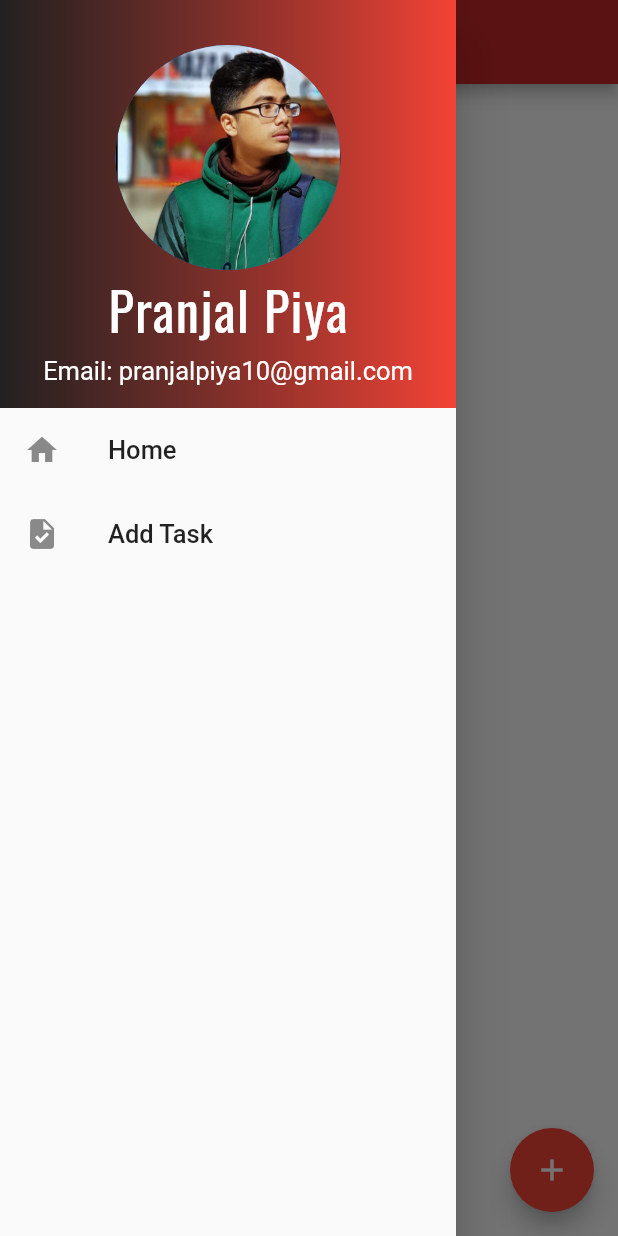
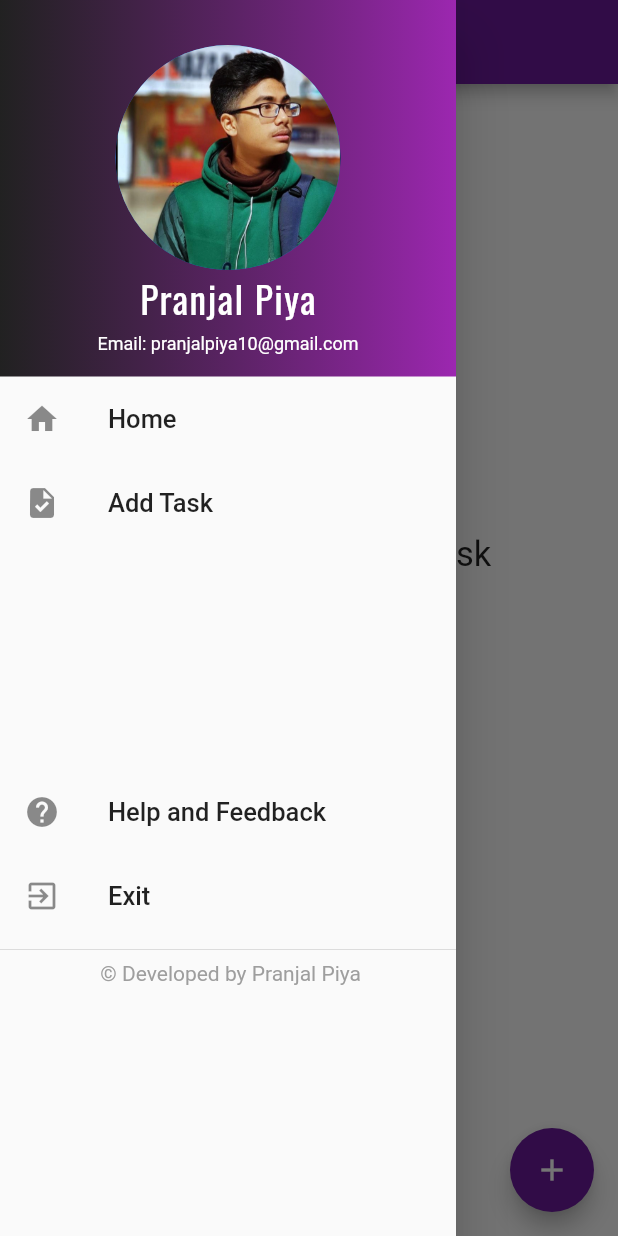
Before and after one commit to PranjalPiya/todo_application_official, a Flutter app: the screen it shows after launch, with the side drawer open, on a phone screen of 412 x 824 dp. Run offline on Flutter 3.47's test engine with Material 2 defaults, Android fonts, the phone set to English and light mode, and no system bars; our stand-ins replace flutter_slidable, google_fonts, moor, moor_flutter; generated files the repository leaves out were written again; Roboto replaces fonts that are missing (Courgette).

Commit message:
todo update-2

```diff
--- a/lib/screen/todo_homepage.dart
+++ b/lib/screen/todo_homepage.dart
@@ -1,4 +1,6 @@
+import 'package:flutter/cupertino.dart';
 import 'package:flutter/material.dart';
+import 'package:flutter/services.dart';
 import 'package:flutter_slidable/flutter_slidable.dart';
 import 'package:google_fonts/google_fonts.dart';
 import 'package:todo_application_official/database/database.dart';
@@ -6,14 +8,8 @@ import 'package:todo_application_official/main.dart';
 import 'package:todo_application_official/screen/todo_addpage.dart';
 
 class Homepage extends StatefulWidget {
-  // final titleHolder;
-  // final descriptionHolder;
+  // bool isEdit = false;
 
-  // Homepage({
-  //   Key? key,
-  //   this.titleHolder,
-  //   this.descriptionHolder,
-  // }) : super(key: key);
   @override
   _HomepageState createState() {
     return new _HomepageState();
@@ -25,34 +21,48 @@ class _HomepageState extends State<Homepage> {
 
   @override
   void initState() {
+    //call method
     watch = appDatabase!.watchAllTask();
     super.initState();
   }
 
+  // int get taskcount{
+  //   return
+  // }
   @override
   Widget build(BuildContext context) {
     return Scaffold(
       appBar: AppBar(
-        backgroundColor: Colors.red[800],
-        title: Padding(
-          padding: const EdgeInsets.only(left: 70, right: 0),
-          child: Text(
+        centerTitle: true,
+        backgroundColor: Colors.purple[800],
+        title: Text(
           'Todo',
           style: GoogleFonts.pacifico(fontSize: 35),
         ),
       ),
-      ),
-
+      // -----------------------------Main Body part covered with single child scroll widget so that when scrolled everying will scroll------------------
       body: SingleChildScrollView(
         child: Column(
           children: [
+            // Text(''),
             StreamBuilder<List<Task>>(
               initialData: [],
               stream: watch,
               builder: (context, snapshot) {
                 if (snapshot.data!.length == 0) {
-                  return Text(
-                    '',
+                  return Center(
+                    child: Padding(
+                      padding: const EdgeInsets.symmetric(
+                          vertical: 300, horizontal: 0),
+                      child: Container(
+                        child: Text(
+                          'You don\'t have any Task',
+                          style: TextStyle(
+                            fontSize: 23,
+                          ),
+                        ),
+                      ),
+                    ),
                   );
                 }
                 if (snapshot.hasData) {
@@ -62,28 +72,56 @@ class _HomepageState extends State<Homepage> {
                     padding: const EdgeInsets.all(10),
                     children: snapshot.data!.map((e) {
                       return Padding(
-                        padding: const EdgeInsets.all(7.0),
+                        padding: const EdgeInsets.all(10.0),
                         //-------------Added Slidable feature from which we can edit and delete the items.
                         child: Slidable(
                           actionPane: SlidableDrawerActionPane(),
                           actionExtentRatio: 0.25,
                           child: Container(
                             decoration: BoxDecoration(
-                              color: Colors.red[50],
+                              color: Colors.white,
                               borderRadius: BorderRadius.circular(10),
+                              //Giving box shadow
+                              boxShadow: [
+                                BoxShadow(
+                                  color: Colors.grey.withOpacity(0.8),
+                                  spreadRadius: 3,
+                                  blurRadius: 7,
+                                  offset: Offset(
+                                      0, 3), // changes position of shadow
+                                ),
+                              ],
                             ),
                             child: ListTile(
                               // Listtile starts from here
                               title: Text(
-                                e.title,
+                                e.title, // e.title is the title shown in the home page
                                 style: TextStyle(
                                   fontSize: 20,
                                 ),
                               ),
-                              subtitle: Text(e.description,
+                              subtitle: Text(
+                                  e.description, //e.description is the description shown in the homepage.
                                   style: GoogleFonts.roboto(
                                     fontSize: 15,
                                   )),
+                              trailing: IconButton(
+                                onPressed: () {
+                                  print(e);
+                                  // appDatabase!.updateTask(e);
+                                  Navigator.push(
+                                    context,
+                                    MaterialPageRoute(
+                                      builder: (context) => Addpage(
+                                        task: e,
+                                        type: 's',
+                                      ),
+                                    ),
+                                  );
+                                },
+                                icon: Icon(Icons.edit),
+                                color: Colors.green,
+                              ),
                             ),
                           ),
                           //Action- back slidable delete
@@ -95,32 +133,33 @@ class _HomepageState extends State<Homepage> {
                                 // color: Colors.red,
                                 icon: Icons.delete,
                                 onTap: () {
-                                  appDatabase!.deleteTasks(e);
+                                  appDatabase!
+                                      .deleteTask(e.id); //delete the task
                                 },
                                 foregroundColor: Colors.red,
                               ),
                             ),
                           ],
                           //Action- front slidable update
-                          actions: [
-                            Padding(
-                              padding: const EdgeInsets.all(12.0),
-                              child: IconSlideAction(
-                                caption: 'Update',
-                                color: Colors.green,
-                                icon: Icons.edit,
-                                foregroundColor: Colors.white,
-                                onTap: () {
-                                  appDatabase!.updateTask(e);
-                                  Navigator.push(
-                                    context,
-                                    MaterialPageRoute(
-                                        builder: (context) => Addpage()),
-                                  );
-                                },
-                              ),
-                            ),
-                          ],
+                          // actions: [
+                          //   Padding(
+                          //     padding: const EdgeInsets.all(12.0),
+                          //     child: IconSlideAction(
+                          //       caption: 'Update',
+                          //       // color: Colors.green,
+                          //       icon: Icons.edit,
+                          //       foregroundColor: Colors.green,
+                          //       onTap: () {
+                          //         appDatabase!.updateTask(e);
+                          //         Navigator.push(
+                          //           context,
+                          //           MaterialPageRoute(
+                          //               builder: (context) => Addpage()),
+                          //         );
+                          //       },
+                          //     ),
+                          //   ),
+                          // ],
                         ),
                       );
                     }).toList(),
@@ -138,10 +177,12 @@ class _HomepageState extends State<Homepage> {
           children: [
             Container(
               decoration: BoxDecoration(
-                gradient: LinearGradient(colors: [Colors.black87, Colors.red]),
+                gradient:
+                    LinearGradient(colors: [Colors.black87, Colors.purple]),
               ),
               child: Column(
                 mainAxisAlignment: MainAxisAlignment.center,
+                // mainAxisSize: MainAxisSize.max,
                 children: [
                   Container(
                     child: Padding(
@@ -155,37 +196,25 @@ class _HomepageState extends State<Homepage> {
                   Text(
                     'Pranjal Piya',
                     style: GoogleFonts.oswald(
-                      fontSize: 35.0,
+                      fontSize: 25.0,
                       color: Colors.white,
                       letterSpacing: 1.0,
                     ),
-                    // TextStyle(
-
-                    //   fontFamily: 'Oswald',
-                    //   fontSize: 35.0,
-                    //   color: Colors.white,
-                    //   letterSpacing: 1.0,
-                    // ),
                   ),
                   SizedBox(
                     height: 5,
                   ),
                   Text('Email: pranjalpiya10@gmail.com',
                       style: GoogleFonts.courgette(
-                          fontSize: 17.0, color: Colors.white)
-                      // TextStyle(
-                      //   fontSize: 20.0,
-                      //   fontFamily: 'Courgette',
-                      //   color: Colors.white,
-                      // ),
-                      ),
+                          fontSize: 12.0, color: Colors.white)),
                   SizedBox(
                     height: 15.0,
-                  )
+                  ),
                 ],
               ),
             ),
-            ListTile(
+            Container(
+              child: ListTile(
                 leading: Icon(Icons.home),
                 title: Text(
                   'Home',
@@ -198,7 +227,9 @@ class _HomepageState extends State<Homepage> {
                   Navigator.of(context).pop();
                 },
               ),
-            ListTile(
+            ),
+            Container(
+              child: ListTile(
                 leading: Icon(Icons.task),
                 title: Text(
                   'Add Task',
@@ -217,41 +248,78 @@ class _HomepageState extends State<Homepage> {
                   );
                 },
               ),
+            ),
             SizedBox(
-              height: 30.0,
+              height: 150,
             ),
-            // ListTile(
-            //   leading: Icon(Icons.settings),
-            //   title: Text(
-            //     'Setting',
-            //     style: TextStyle(
-            //       fontSize: 17.0,
-            //     ),
-            //   ),
-            //   onTap: () {
-            //     Navigator.of(context).pop();
-            //   },
-            // ),
-            // ListTile(
-            //   leading: Icon(Icons.logout_outlined),
-            //   title: Text(
-            //     'Logout',
-            //     style: TextStyle(
-            //       fontSize: 17.0,
-            //     ),
-            //   ),
-            //   onTap: () {
-            //     Navigator.of(context).pop();
-            //   },
-            // ),
+            Container(
+              child: ListTile(
+                title: Text(
+                  'Help and Feedback',
+                  style: TextStyle(
+                    fontSize: 17.0,
+                  ),
+                ),
+                leading: Icon(Icons.help),
+              ),
+            ),
+            Container(
+              child: ListTile(
+                leading: Icon(Icons.exit_to_app),
+                title: Text(
+                  'Exit',
+                  style: TextStyle(
+                    fontSize: 17.0,
+                  ),
+                ),
+                onTap: () {
+                  // SystemNavigator.pop();  // thos line of code just exits the whole app.
+                  showDialog(
+                    context: context,
+                    builder: (BuildContext context) {
+                      return Expanded(
+                        child: AlertDialog(
+                          title: Text('Do you really wanna Exit ?'),
+                          actions: [
+                            FlatButton(
+                              onPressed: () {
+                                Navigator.pop(context);
+                              },
+                              child: Text('No'),
+                            ),
+                            FlatButton(
+                              onPressed: () {
+                                SystemNavigator.pop();
+                              },
+                              child: Text('Yes'),
+                            ),
+                          ],
+                        ),
+                      );
+                    },
+                  );
+                },
+              ),
+            ),
+            Divider(),
+            Align(
+              alignment: FractionalOffset.bottomCenter,
+              child: Text(
+                ' \u00a9 Developed by Pranjal Piya',
+                style: TextStyle(color: Colors.grey),
+              ),
+            ),
           ],
         ),
       ),
 
       //floating action button
       floatingActionButton: FloatingActionButton(
-        child: Icon(Icons.add),
-        backgroundColor: Colors.red,
+        child:
+            // Text('Add'),
+            Icon(Icons.add),
+        backgroundColor: Colors.purple[800],
+        foregroundColor: Colors.white,
         onPressed: () {
           Navigator.push(
             context,
```
Also changed, not shown: lib/database/database.dart (+10 -4 lines), lib/screen/todo_addpage.dart (+93 -43 lines). Lines whose indentation alone changed are shown as unchanged.
